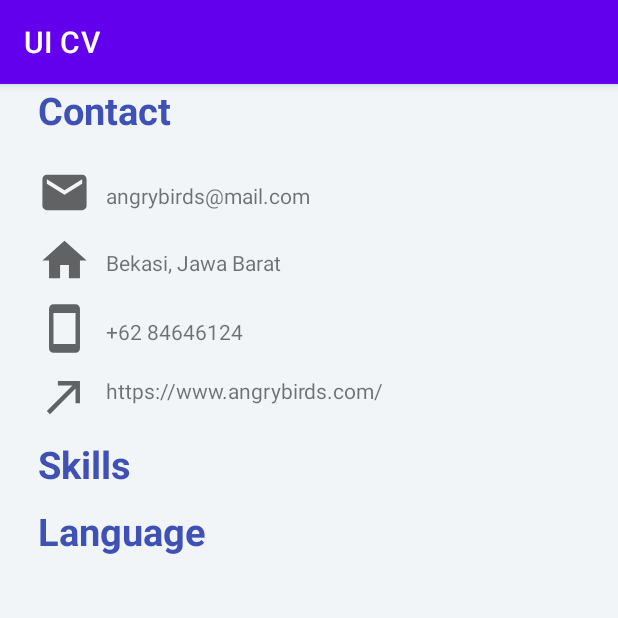
After one commit to Festezy/XML-UI-CV, an Android app: the DetailsActivity screen opened directly, with no data from a screen before it, on a phone screen of 412 x 824 dp, the top half of it. The commit adds this screen. Run offline under Robolectric (Android 15) with nearby library versions, the phone set to English and light mode, and no system bars.

Commit message:
detail activity adds

```diff
--- a/app/build.gradle
+++ b/app/build.gradle
@@ -29,6 +29,9 @@ android {
     kotlinOptions {
         jvmTarget = '1.8'
     }
+    buildFeatures {
+        viewBinding = true
+    }
 }
 
 dependencies {
--- a/app/src/main/AndroidManifest.xml
+++ b/app/src/main/AndroidManifest.xml
@@ -10,6 +10,9 @@
         android:supportsRtl="true"
         android:theme="@style/Theme.UICV">
         <activity
+            android:name=".DetailsActivity"
+            android:exported="true" />
+        <activity
             android:name=".MainActivity"
             android:exported="true">
             <intent-filter>
--- /dev/null
+++ b/app/src/main/java/com/ariqandrean/myapplication/DetailsActivity.kt
@@ -0,0 +1,11 @@
+package com.ariqandrean.myapplication
+
+import androidx.appcompat.app.AppCompatActivity
+import android.os.Bundle
+
+class DetailsActivity : AppCompatActivity() {
+    override fun onCreate(savedInstanceState: Bundle?) {
+        super.onCreate(savedInstanceState)
+        setContentView(R.layout.activity_details)
+    }
+}
--- a/app/src/main/java/com/ariqandrean/myapplication/MainActivity.kt
+++ b/app/src/main/java/com/ariqandrean/myapplication/MainActivity.kt
@@ -1,11 +1,20 @@
 package com.ariqandrean.myapplication
 
+import android.content.Intent
 import androidx.appcompat.app.AppCompatActivity
 import android.os.Bundle
+import com.ariqandrean.myapplication.databinding.ActivityMainBinding
 
 class MainActivity : AppCompatActivity() {
+    private lateinit var binding: ActivityMainBinding
     override fun onCreate(savedInstanceState: Bundle?) {
         super.onCreate(savedInstanceState)
-        setContentView(R.layout.activity_main)
+        binding = ActivityMainBinding.inflate(layoutInflater)
+        setContentView(binding.root)
+
+        binding.mainDetailsButton.setOnClickListener {
+            val intent = Intent(this, DetailsActivity::class.java)
+            startActivity(intent)
+        }
     }
 }
--- /dev/null
+++ b/app/src/main/res/drawable/ic_baseline_email_24.xml
@@ -0,0 +1,10 @@
+<vector xmlns:android="http://schemas.android.com/apk/res/android"
+    android:width="24dp"
+    android:height="24dp"
+    android:viewportWidth="24"
+    android:viewportHeight="24"
+    android:tint="?attr/colorControlNormal">
+  <path
+      android:fillColor="@android:color/white"
+      android:pathData="M20,4L4,4c-1.1,0 -1.99,0.9 -1.99,2L2,18c0,1.1 0.9,2 2,2h16c1.1,0 2,-0.9 2,-2L22,6c0,-1.1 -0.9,-2 -2,-2zM20,8l-8,5 -8,-5L4,6l8,5 8,-5v2z"/>
+</vector>
--- /dev/null
+++ b/app/src/main/res/drawable/ic_baseline_home_24.xml
@@ -0,0 +1,10 @@
+<vector xmlns:android="http://schemas.android.com/apk/res/android"
+    android:width="24dp"
+    android:height="24dp"
+    android:viewportWidth="24"
+    android:viewportHeight="24"
+    android:tint="?attr/colorControlNormal">
+  <path
+      android:fillColor="@android:color/white"
+      android:pathData="M10,20v-6h4v6h5v-8h3L12,3 2,12h3v8z"/>
+</vector>
--- /dev/null
+++ b/app/src/main/res/drawable/ic_baseline_north_east_24.xml
@@ -0,0 +1,10 @@
+<vector xmlns:android="http://schemas.android.com/apk/res/android"
+    android:width="24dp"
+    android:height="24dp"
+    android:viewportWidth="24"
+    android:viewportHeight="24"
+    android:tint="?attr/colorControlNormal">
+  <path
+      android:fillColor="@android:color/white"
+      android:pathData="M9,5v2h6.59L4,18.59L5.41,20L17,8.41V15h2V5H9z"/>
+</vector>
--- /dev/null
+++ b/app/src/main/res/drawable/ic_baseline_smartphone_24.xml
@@ -0,0 +1,10 @@
+<vector xmlns:android="http://schemas.android.com/apk/res/android"
+    android:width="24dp"
+    android:height="24dp"
+    android:viewportWidth="24"
+    android:viewportHeight="24"
+    android:tint="?attr/colorControlNormal">
+  <path
+      android:fillColor="@android:color/white"
+      android:pathData="M17,1.01L7,1c-1.1,0 -2,0.9 -2,2v18c0,1.1 0.9,2 2,2h10c1.1,0 2,-0.9 2,-2V3c0,-1.1 -0.9,-1.99 -2,-1.99zM17,19H7V5h10v14z"/>
+</vector>
--- /dev/null
+++ b/app/src/main/res/layout/activity_details.xml
@@ -0,0 +1,146 @@
+<?xml version="1.0" encoding="utf-8"?>
+<LinearLayout xmlns:android="http://schemas.android.com/apk/res/android"
+    xmlns:app="http://schemas.android.com/apk/res-auto"
+    xmlns:tools="http://schemas.android.com/tools"
+    android:layout_width="match_parent"
+    android:layout_height="match_parent"
+    android:orientation="vertical"
+    android:background="@color/colorAzur"
+    tools:context=".DetailsActivity">
+
+    <LinearLayout
+        android:layout_width="match_parent"
+        android:layout_height="wrap_content"
+        android:layout_marginStart="25dp"
+        android:orientation="vertical">
+
+        <TextView
+            android:layout_width="match_parent"
+            android:layout_height="wrap_content"
+            android:text="Contact"
+            android:textSize="25sp"
+            android:textStyle="bold"
+            android:textColor="@color/colorPrimary"/>
+
+        <LinearLayout
+            android:layout_width="match_parent"
+            android:layout_height="wrap_content"
+            android:layout_marginTop="10dp"
+            android:orientation="horizontal">
+
+            <RelativeLayout
+                android:layout_width="wrap_content"
+                android:layout_height="wrap_content"
+                android:orientation="vertical">
+
+                <ImageView
+                    android:id="@+id/email"
+                    android:layout_width="35dp"
+                    android:layout_height="35dp"
+                    android:layout_marginTop="10dp"
+                    android:src="@drawable/ic_baseline_email_24"/>
+
+                <TextView
+                    android:id="@+id/email2"
+                    android:layout_width="match_parent"
+                    android:layout_height="wrap_content"
+                    android:layout_marginStart="10dp"
+                    android:layout_marginTop="20dp"
+                    android:layout_toEndOf="@+id/email"
+                    android:layout_toRightOf="@id/email"
+                    android:text="angrybirds@mail.com" />
+
+                <ImageView
+                    android:id="@+id/home"
+                    android:layout_width="35dp"
+                    android:layout_height="35dp"
+                    android:layout_below="@+id/email"
+                    android:layout_marginTop="10dp"
+                    android:src="@drawable/ic_baseline_home_24"/>
+
+                <TextView
+                    android:id="@+id/home2"
+                    android:layout_width="match_parent"
+                    android:layout_height="wrap_content"
+                    android:layout_below="@+id/email2"
+                    android:layout_marginStart="10dp"
+                    android:layout_marginTop="25dp"
+                    android:layout_toEndOf="@+id/home"
+                    android:layout_toRightOf="@+id/home"
+                    android:text="Bekasi, Jawa Barat" />
+
+                <ImageView
+                    android:id="@+id/phone"
+                    android:layout_width="35dp"
+                    android:layout_height="35dp"
+                    android:layout_below="@+id/home"
+                    android:layout_marginTop="10dp"
+                    android:src="@drawable/ic_baseline_smartphone_24"/>
+
+                <TextView
+                    android:id="@+id/phone2"
+                    android:layout_width="match_parent"
+                    android:layout_height="wrap_content"
+                    android:layout_below="@+id/home"
+                    android:layout_marginStart="10dp"
+                    android:layout_marginTop="20dp"
+                    android:layout_toEndOf="@+id/phone"
+                    android:layout_toRightOf="@+id/phone"
+                    android:text="+62 84646124" />
+
+                <ImageView
+                    android:id="@+id/website"
+                    android:layout_width="35dp"
+                    android:layout_height="35dp"
+                    android:layout_below="@id/phone"
+                    android:layout_marginTop="10dp"
+                    android:src="@drawable/ic_baseline_north_east_24"/>
+
+                <TextView
+                    android:id="@+id/website2"
+                    android:layout_width="match_parent"
+                    android:layout_height="wrap_content"
+                    android:layout_below="@id/phone2"
+                    android:layout_marginStart="10dp"
+                    android:layout_marginTop="20dp"
+                    android:layout_toEndOf="@+id/website"
+                    android:layout_toRightOf="@id/website"
+                    android:text="https://www.angrybirds.com/" />
+            </RelativeLayout>
+
+        </LinearLayout>
+
+        <LinearLayout
+            android:layout_width="match_parent"
+            android:layout_height="wrap_content"
+            android:layout_marginTop="10dp"
+            android:orientation="vertical">
+
+            <TextView
+                android:layout_width="match_parent"
+                android:layout_height="wrap_content"
+                android:text="Skills"
+                android:textSize="25sp"
+                android:textStyle="bold"
+                android:textColor="@color/colorPrimary"/>
+
+        </LinearLayout>
+
+        <LinearLayout
+            android:layout_width="match_parent"
+            android:layout_height="wrap_content"
+            android:layout_marginTop="10dp"
+            android:orientation="vertical">
+
+            <TextView
+                android:layout_width="match_parent"
+                android:layout_height="wrap_content"
+                android:text="Language"
+                android:textSize="25sp"
+                android:textStyle="bold"
+                android:textColor="@color/colorPrimary"/>
+
+        </LinearLayout>
+    </LinearLayout>
+
+</LinearLayout>
--- a/app/src/main/res/layout/activity_main.xml
+++ b/app/src/main/res/layout/activity_main.xml
@@ -4,7 +4,7 @@
     xmlns:tools="http://schemas.android.com/tools"
     android:layout_width="match_parent"
     android:layout_height="match_parent"
-    android:background="@drawable/raw_bg"
+    android:background="@mipmap/raw_bg"
     android:orientation="vertical"
     tools:context=".MainActivity">
 
@@ -36,6 +36,7 @@
                 android:id="@+id/profile_image"
                 android:layout_width="150dp"
                 android:layout_height="150dp"
+                android:layout_marginStart="6dp"
                 android:src="@drawable/merahbird"
                 app:civ_border_width="2dp"
                 app:civ_border_color="#FF000000"/>
@@ -49,7 +50,7 @@
                     android:layout_width="wrap_content"
                     android:layout_height="wrap_content"
                     android:orientation="horizontal"
-                    android:layout_marginLeft="30dp">
+                    android:layout_marginLeft="14dp">
 
                     <ImageView
                         android:layout_width="36dp"
@@ -68,7 +69,7 @@
                     android:layout_width="wrap_content"
                     android:layout_height="wrap_content"
                     android:orientation="horizontal"
-                    android:layout_marginLeft="30dp"
+                    android:layout_marginLeft="15dp"
                     android:layout_marginTop="16dp">
 
                     <ImageView
@@ -88,7 +89,7 @@
                     android:layout_width="wrap_content"
                     android:layout_height="wrap_content"
                     android:orientation="horizontal"
-                    android:layout_marginLeft="30dp"
+                    android:layout_marginLeft="15dp"
                     android:layout_marginTop="16dp">
 
                     <ImageView
@@ -115,6 +116,7 @@
             android:orientation="horizontal">
 
             <Button
+                android:id="@+id/mainFollowButton"
                 android:layout_width="140dp"
                 android:layout_height="48dp"
                 android:layout_marginRight="30dp"
@@ -124,6 +126,7 @@
                 android:textSize="10sp" />
 
             <Button
+                android:id="@+id/mainSendMessageButton"
                 android:layout_width="140dp"
                 android:layout_height="48dp"
                 android:layout_marginRight="30dp"
@@ -132,6 +135,24 @@
                 android:textAllCaps="true"
                 android:textSize="10sp" />
         </LinearLayout>
+        <LinearLayout
+            android:layout_width="match_parent"
+            android:layout_height="90dp"
+            android:layout_marginTop="5dp"
+            android:gravity="center"
+            android:orientation="horizontal">
+
+            <Button
+                android:id="@+id/mainDetailsButton"
+                android:layout_width="140dp"
+                android:layout_height="48dp"
+                android:layout_marginRight="30dp"
+                android:text="Details"
+                android:textAlignment="center"
+                android:textAllCaps="true"
+                android:textSize="10sp" />
+        </LinearLayout>
+
         <RelativeLayout
             android:layout_width="match_parent"
             android:layout_height="wrap_content"
--- a/app/src/main/res/values/colors.xml
+++ b/app/src/main/res/values/colors.xml
@@ -7,4 +7,10 @@
     <color name="teal_700">#FF018786</color>
     <color name="black">#FF000000</color>
     <color name="white">#FFFFFFFF</color>
+
+    <color name="colorPrimary">#3f51b5</color>
+    <color name="colorPrimaryDark">#303f9f</color>
+    <color name="colorAccents">#ff4081</color>
+    <color name="colorAzur">#f1f5f8</color>
+
 </resources>
```
Also changed, not shown: 2 other files.
